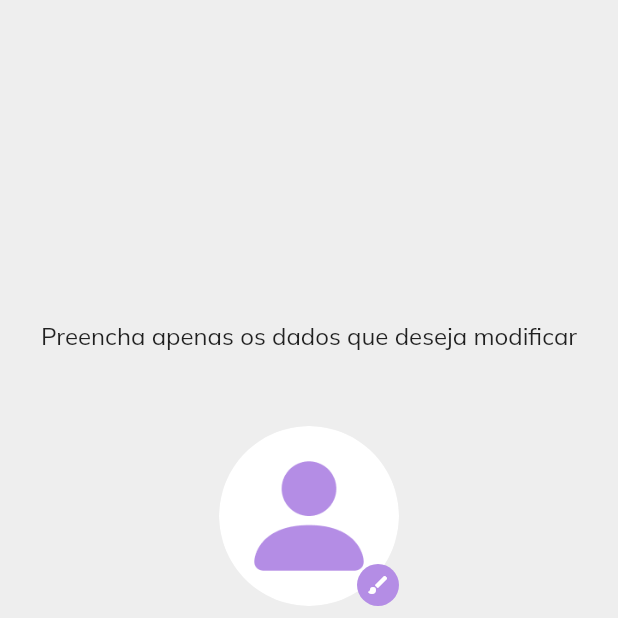
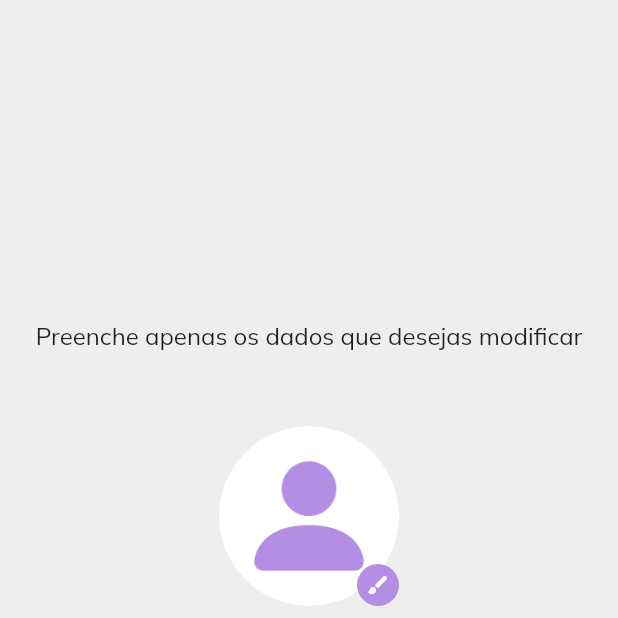
Before and after one commit to MartaMariz/PI_PCAs, a Flutter app: the EditPage screen opened directly with empty values, on a phone screen of 412 x 824 dp, the top half of it. Run offline on Flutter 3.47's test engine with Material 2 defaults, Android fonts, the phone set to English and light mode, and no system bars; our stand-ins replace audioplayers, cloud_firestore, firebase_auth, firebase_core, firebase_messaging, flutter_local_notifications and 2 more; accounts and stored records are empty.

Commit message:
changes on edit profile and profile

```diff
--- a/lib/view/pages/edit_profile_view.dart
+++ b/lib/view/pages/edit_profile_view.dart
@@ -105,21 +105,14 @@ class _EditPage extends State<EditPage>{
               child: Column(
                 mainAxisAlignment: MainAxisAlignment.center,
                 children:  [
-                  const Text('Preencha apenas os dados que deseja modificar',
+                  const Text('Preenche apenas os dados que desejas modificar',
                       style: TextStyle(
                         fontSize:16,
                       )
                   ),
                   const SizedBox( height: 50,),
 
-                  CircleAvatar(
-                    radius : 60,
-                    backgroundColor: Colors.transparent,
-                    backgroundImage: _imageController == -1?
-                    ExactAssetImage(nullPic) : ExactAssetImage(profilePics[_imageController]),
-                    child: Align(
-                      alignment: Alignment.bottomRight,
-                      child:  GestureDetector(
+                  GestureDetector(
                     onTap: (){
                       showDialog(context: context,
                           builder: (BuildContext context) =>
@@ -140,7 +133,14 @@ class _EditPage extends State<EditPage>{
                               )
                       );
                     },
-                        child: const CircleAvatar(
+                    child: CircleAvatar(
+                    radius : 60,
+                    backgroundColor: Colors.transparent,
+                    backgroundImage: _imageController == -1?
+                    ExactAssetImage(nullPic) : ExactAssetImage(profilePics[_imageController]),
+                    child: const Align(
+                      alignment: Alignment.bottomRight,
+                      child: CircleAvatar(
                         backgroundColor: mainColor,
                         radius: 14.0,
                         child: Icon(
--- a/lib/view/pages/profile_view.dart
+++ b/lib/view/pages/profile_view.dart
@@ -107,7 +107,6 @@ class _ProfileState extends State<Profile>{
                 height: 10,
               ),
           SizedBox(
-              width: size.width * .3,
               child: StreamBuilder<UserData>(
                 stream: DatabaseService().userData(user.id),
                 builder: (context, snapshot){
```
Lines whose indentation alone changed are shown as unchanged.
